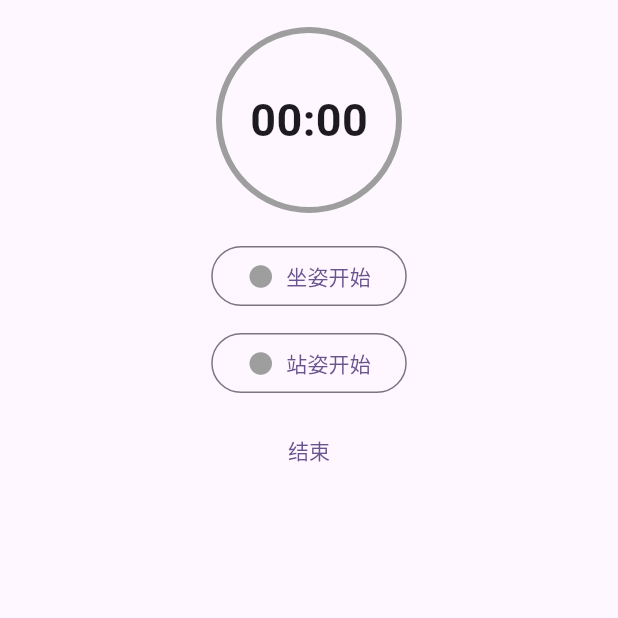
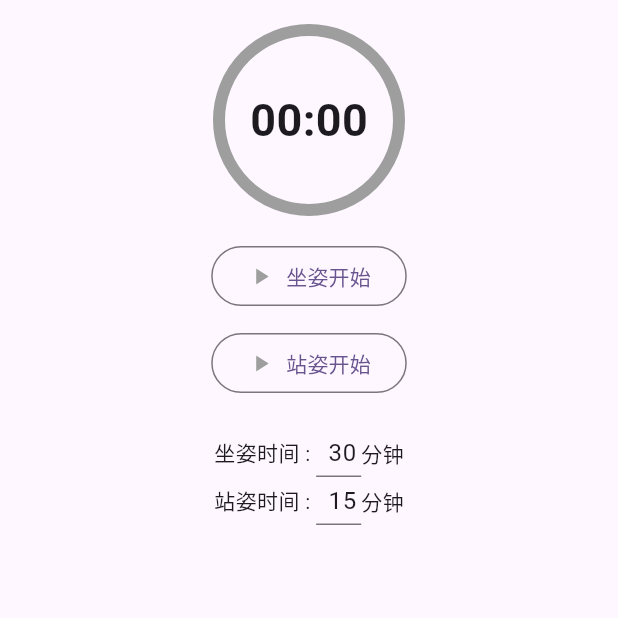
Before and after one commit to jianyongren/health_care_alarm, a Flutter app: the screen it shows after launch, on a phone screen of 412 x 824 dp, the top half of it. Run offline on Flutter 3.47's test engine with Material 2 defaults, Android fonts, the phone set to English and light mode, and no system bars; our stand-ins replace audioplayers, shared_preferences; missing offline and left inert: local_notifier.

Commit message:
支持修改站姿和坐姿时间

```diff
--- a/lib/main.dart
+++ b/lib/main.dart
@@ -1,7 +1,9 @@
 import 'package:flutter/material.dart';
 import 'package:audioplayers/audioplayers.dart';
+import 'package:flutter/services.dart';
 import 'package:health_care_alarm/timer.dart';
 import 'package:local_notifier/local_notifier.dart';
+import 'package:shared_preferences/shared_preferences.dart';
 
 void main() {
   runApp(const MyApp());
@@ -33,12 +35,29 @@ class MyHomePage extends StatefulWidget {
   State<MyHomePage> createState() => _MyHomePageState();
 }
 
+const String _prefSittingMinutesName = 'sitting_minutes';
+const String _prefStandingMinutesName = 'standing_minutes';
+
 class _MyHomePageState extends State<MyHomePage> {
   AudioPlayer? _player;
   bool _isStart = false;
   bool _isSitting = true;
-  final int _sittingMinutes = 2;
-  final _standMinutes = 1;
+  int _sittingMinutes = 30;
+  int _standMinutes = 15;
+  SharedPreferences? _prefs;
+
+  @override
+  void initState() {
+    super.initState();
+    SharedPreferences.getInstance().then((prefs) {
+      setState(() {
+        _prefs = prefs;
+        _sittingMinutes =
+            prefs.getInt(_prefSittingMinutesName) ?? _sittingMinutes;
+        _standMinutes = prefs.getInt(_prefStandingMinutesName) ?? _standMinutes;
+      });
+    });
+  }
 
   @override
   Widget build(BuildContext context) {
@@ -64,46 +83,85 @@ class _MyHomePageState extends State<MyHomePage> {
               height: 20,
             ),
             OutlinedButton(
-                onPressed: _sittingTask,
+                onPressed: () {
+                  if (_isStart && _isSitting) {
+                    _stopAll();
+                  } else {
+                    _sittingTask();
+                  }
+                },
                 child: Row(
                   mainAxisSize: MainAxisSize.min,
                   mainAxisAlignment: MainAxisAlignment.start,
                   crossAxisAlignment: CrossAxisAlignment.center,
                   children: [
                     Icon(
-                      Icons.circle,
+                      _isSitting && _isStart ? Icons.pause : Icons.play_arrow,
                       color: _isSitting && _isStart ? Colors.red : Colors.grey,
                     ),
                     const SizedBox(
                       width: 8,
                     ),
-                    Text('坐姿开始'),
+                    Text(_isSitting && _isStart ? '坐姿结束' : '坐姿开始'),
                   ],
                 )),
             const SizedBox(
               height: 10,
             ),
             OutlinedButton(
-                onPressed: _standTask,
+                onPressed: () {
+                  if (_isStart && !_isSitting) {
+                    _stopAll();
+                  } else {
+                    _standTask();
+                  }
+                },
                 child: Row(
                   mainAxisSize: MainAxisSize.min,
                   mainAxisAlignment: MainAxisAlignment.start,
                   crossAxisAlignment: CrossAxisAlignment.center,
                   children: [
                     Icon(
-                      Icons.circle,
+                      _isStart && !_isSitting ? Icons.pause : Icons.play_arrow,
                       color: _isStart && !_isSitting ? Colors.red : Colors.grey,
                     ),
                     const SizedBox(
                       width: 8,
                     ),
-                    Text('站姿开始'),
+                    Text(_isStart && !_isSitting ? '站姿结束' : '站姿开始'),
                   ],
                 )),
             const SizedBox(
               height: 10,
             ),
-            TextButton(onPressed: _stopAll, child: const Text('结束')),
+            const SizedBox(
+              height: 10,
+            ),
+            _NumberInputWidget(
+              title: '坐姿时间',
+              units: '分钟',
+              defaultValue: _sittingMinutes,
+              listener: (value) {
+                if (value > 0) {
+                  _sittingMinutes = value;
+                  _prefs?.setInt(_prefSittingMinutesName, value);
+                }
+              },
+            ),
+            _NumberInputWidget(
+              title: '站姿时间',
+              units: '分钟',
+              defaultValue: _standMinutes,
+              listener: (value) {
+                if (value > 0) {
+                  _standMinutes = value;
+                  _prefs?.setInt(_prefStandingMinutesName, value);
+                }
+              },
+            ),
+            const SizedBox(
+              height: 10,
+            ),
           ],
         ),
       ),
@@ -218,3 +276,70 @@ class _MyHomePageState extends State<MyHomePage> {
     super.dispose();
   }
 }
+
+class _NumberInputWidget extends StatefulWidget {
+  const _NumberInputWidget(
+      {required this.title,
+      required this.defaultValue,
+      required this.listener,
+      required this.units});
+
+  final String title;
+  final int defaultValue;
+  final ValueChanged<int> listener;
+  final String? units;
+
+  @override
+  State<StatefulWidget> createState() => _NumberInputWidgetState();
+}
+
+class _NumberInputWidgetState extends State<_NumberInputWidget> {
+  late TextEditingController _controller;
+
+  @override
+  void initState() {
+    super.initState();
+    _controller = TextEditingController(text: widget.defaultValue.toString());
+  }
+
+  @override
+  void didUpdateWidget(covariant _NumberInputWidget oldWidget) {
+    super.didUpdateWidget(oldWidget);
+    if (oldWidget.defaultValue != widget.defaultValue) {
+      _controller.text = widget.defaultValue.toString();
+    }
+  }
+
+  @override
+  Widget build(BuildContext context) {
+    return Row(
+      mainAxisSize: MainAxisSize.min,
+      mainAxisAlignment: MainAxisAlignment.start,
+      crossAxisAlignment: CrossAxisAlignment.center,
+      children: [
+        Text('${widget.title} : '),
+        SizedBox(
+          width: 30,
+          child: TextField(
+            textAlign: TextAlign.end,
+            controller: _controller,
+            inputFormatters: [FilteringTextInputFormatter.digitsOnly],
+            decoration: const InputDecoration(
+              isDense: true,
+            ),
+            onChanged: (value) {
+              widget.listener.call(int.parse(value));
+            },
+          ),
+        ),
+        if (widget.units != null) Text(widget.units.toString()),
+      ],
+    );
+  }
+
+  @override
+  void dispose() {
+    super.dispose();
+    _controller.dispose();
+  }
+}
--- a/lib/timer.dart
+++ b/lib/timer.dart
@@ -63,6 +63,7 @@ class TimerWidgetState extends State<TimerWidget> {
           child: CircularProgressIndicator(
             value: widget.seconds > 0 ? _process / widget.seconds : 0,
             backgroundColor: Colors.grey,
+            strokeWidth: 8,
           ),
         ),
         Text(
--- a/pubspec.yaml
+++ b/pubspec.yaml
@@ -48,6 +48,7 @@ dev_dependencies:
   flutter_lints: ^2.0.0
   audioplayers: ^4.1.0
   local_notifier: ^0.1.5
+  shared_preferences: ^2.1.1
 
 # For information on the generic Dart part of this file, see the
 # following page: https://dart.dev/tools/pub/pubspec
```
Also changed, not shown: pubspec.lock, 2 other files.
